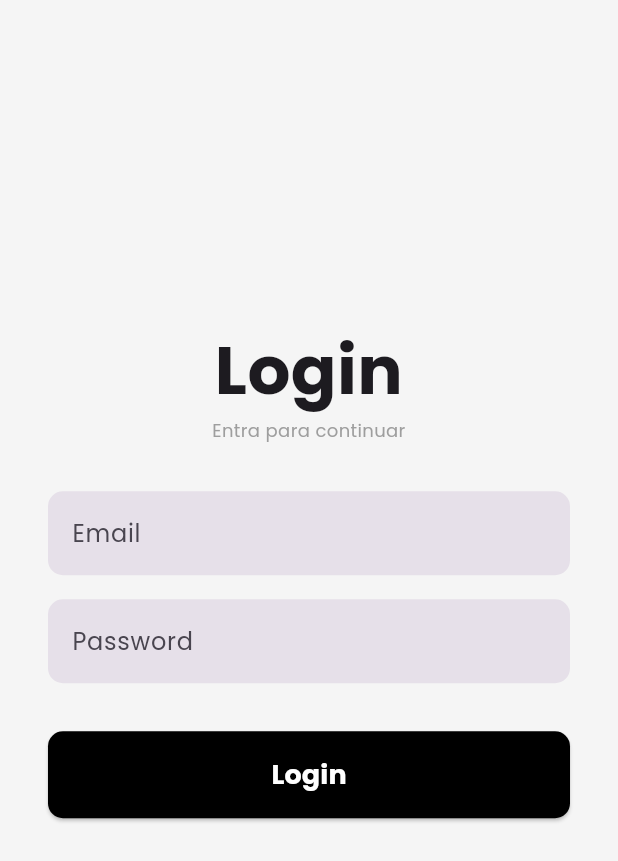
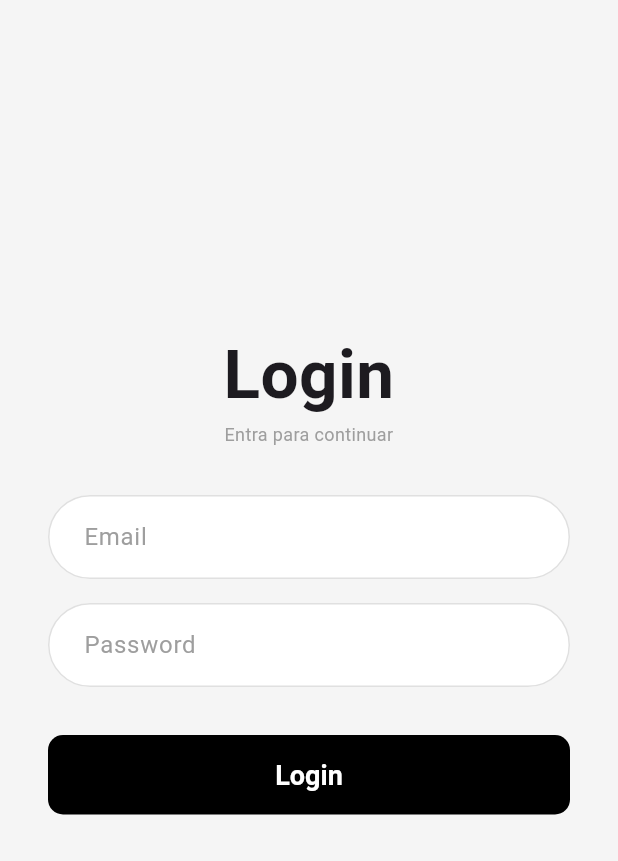
Before and after one commit to lelafieta/luanda_sport_app, a Flutter app: the screen it shows after launch, on a phone screen of 412 x 824 dp. Shown: the top 861 px of the screen. Run offline on Flutter 3.47's test engine with Material 3 defaults, Android fonts, the phone set to English and light mode, and no system bars; drawn by our look-alikes of flutter_form_builder; our stand-ins replace animated_bottom_navigation_bar, bloc, cached_network_image, chat_bubbles, dartz, dio and 18 more; missing offline and left inert: drop_down_list, flex_color_picker, tab_container; accounts and stored records are empty.

Commit message:
Change Material Theme

```diff
--- a/lib/src/config/themes/app_colors.dart
+++ b/lib/src/config/themes/app_colors.dart
@@ -1,24 +1,56 @@
 import 'package:flutter/material.dart';
 
+// class AppColors {
+//   static const Color primary = Color(0xFF238C98); //7e39ec
+//   static const Color primaryVariant = Color(0xFF3700B3);
+//   static const Color scaffoldBackgroundColor = Colors.white;
+//   static const Color secondary = Color(0xFF03DAC6);
+//   static const Color lightWightColor = Color(0xFFF5F5F5);
+//   static const Color secondaryVariant = Color(0xFF018786);
+//   static const Color background = Color(0xFFFFFFFF);
+//   static const Color surface = Color(0xFFFFFFFF);
+//   static const Color error = Color(0xFFB00020);
+//   static const Color onPrimary = Color(0xFFFFFFFF);
+//   static const Color onSecondary = Color(0xFFFFFFFF);
+//   static const Color onBackground = Color(0xFF1C1B1F);
+//   static const Color onSurface = Color(0xFF1C1B1F);
+//   static const Color onError = Color(0xFFFFFFFF);
+//   static const Color shadow = Color(0x33000000);
+//   static const Color divider = Color(0xFFE0E0E0);
+//   static const Color transparent = Color(0x00000000);
+//   static const Color white = Color(0xFFFFFFFF);
+//   static const Color black = Color(0xFF000000);
+//   static const Color color = Color.fromARGB(255, 70, 70, 70);
+// }
+
 class AppColors {
-  static const Color primary = Color(0xFF238C98); //7e39ec
-  static const Color primaryVariant = Color(0xFF3700B3);
-  static const Color scaffoldBackgroundColor = Colors.white;
-  static const Color secondary = Color(0xFF03DAC6);
+  // Azul primário (Pantone Blue)
+  static const Color white = Color(0xFFFFFFFF);
+  static const Color primary = Color(0xFF051DA0);
+  static const Color black = Color(0xFF000000);
   static const Color lightWightColor = Color(0xFFF5F5F5);
-  static const Color secondaryVariant = Color(0xFF018786);
-  static const Color background = Color(0xFFFFFFFF);
-  static const Color surface = Color(0xFFFFFFFF);
-  static const Color error = Color(0xFFB00020);
-  static const Color onPrimary = Color(0xFFFFFFFF);
-  static const Color onSecondary = Color(0xFFFFFFFF);
-  static const Color onBackground = Color(0xFF1C1B1F);
-  static const Color onSurface = Color(0xFF1C1B1F);
-  static const Color onError = Color(0xFFFFFFFF);
   static const Color shadow = Color(0x33000000);
-  static const Color divider = Color(0xFFE0E0E0);
-  static const Color transparent = Color(0x00000000);
-  static const Color white = Color(0xFFFFFFFF);
-  static const Color black = Color(0xFF000000);
-  static const Color color = Color.fromARGB(255, 70, 70, 70);
+
+  static const blue100 = Color(0xFF051DA0);
+  static const blue80 = Color(0xFF374AB3);
+  static const blue60 = Color(0xFF6977C6);
+  static const blue40 = Color(0xFF9BA5D9);
+  static const blue20 = Color(0xFFCDD2EC);
+  static const blue10 = Color(0xFFE6E9F6);
+  static const blue5 = Color(0xFFF2F3FA);
+
+  // Neutros
+  static const neutral900 = Color(0xFF0F1928);
+  static const neutral800 = Color(0xFF27303E);
+  static const neutral700 = Color(0xFF3F4753);
+  static const neutral600 = Color(0xFF6F757E);
+  static const neutral500 = Color(0xFF9FA3A9);
+  static const neutral300 = Color(0xFFCFD1D4);
+  static const neutral200 = Color(0xFFE7E8E9);
+
+  static const LinearGradient primaryGradient = LinearGradient(
+    colors: [Color(0xFF051DA0), Color(0xFF1530e7)],
+    begin: Alignment.centerLeft,
+    end: Alignment.centerRight,
+  );
 }
--- a/lib/src/config/themes/app_theme.dart
+++ b/lib/src/config/themes/app_theme.dart
@@ -167,33 +167,121 @@ import 'package:luanda_sport_app/src/config/themes/app_colors.dart';
 import 'package:luanda_sport_app/src/core/strings/app_strings.dart';
 
 class AppTheme {
+  // static ThemeData get lightTheme => ThemeData(
+  //       primaryColor: AppColors.primary,
+  //       useMaterial3: true,
+  //       scaffoldBackgroundColor: AppColors.scaffoldBackgroundColor,
+  //       fontFamily: AppStrings.fontFamily,
+  //       brightness: Brightness.light,
+  //       bottomNavigationBarTheme: BottomNavigationBarThemeData(
+  //         backgroundColor: Colors.white,
+  //         elevation: 2.h,
+  //       ),
+  //       elevatedButtonTheme: ElevatedButtonThemeData(
+  //         style: ElevatedButton.styleFrom(
+  //           backgroundColor: AppColors.primary,
+  //           foregroundColor: AppColors.lightWightColor,
+  //         ),
+  //       ),
+  //     );
+
+  // static ThemeData get darkTheme => ThemeData(
+  //       primaryColor: AppColors.primary,
+  //       useMaterial3: true,
+  //       scaffoldBackgroundColor: Colors.black,
+  //       fontFamily: AppStrings.fontFamily,
+  //       brightness: Brightness.dark,
+  //       bottomNavigationBarTheme: BottomNavigationBarThemeData(
+  //         backgroundColor: Colors.black,
+  //         elevation: 2.h,
+  //       ),
+  //     );
+
   static ThemeData get lightTheme => ThemeData(
-        primaryColor: AppColors.primary,
-        useMaterial3: true,
-        scaffoldBackgroundColor: AppColors.scaffoldBackgroundColor,
-        fontFamily: AppStrings.fontFamily,
         brightness: Brightness.light,
-        bottomNavigationBarTheme: BottomNavigationBarThemeData(
-          backgroundColor: Colors.white,
-          elevation: 2.h,
+        primaryColor: const Color(0xFF051DA0), // cor de foco e ícones
+        scaffoldBackgroundColor: Colors.white,
+
+        // Estilo dos campos de texto (TextField / FormBuilderTextField)
+        inputDecorationTheme: InputDecorationTheme(
+          filled: true,
+          fillColor: Colors.white,
+          contentPadding:
+              const EdgeInsets.symmetric(horizontal: 20, vertical: 16),
+          border: OutlineInputBorder(
+            borderRadius: BorderRadius.circular(30),
+            borderSide: const BorderSide(color: Color(0xFFE0E0E0)),
+          ),
+          enabledBorder: OutlineInputBorder(
+            borderRadius: BorderRadius.circular(30),
+            borderSide: const BorderSide(color: Color(0xFFE0E0E0)),
+          ),
+          focusedBorder: OutlineInputBorder(
+            borderRadius: BorderRadius.circular(30),
+            borderSide: const BorderSide(color: Color(0xFF051DA0), width: 1.8),
+          ),
+          labelStyle: const TextStyle(color: Color(0xFF051DA0)),
+          hintStyle: const TextStyle(color: Colors.grey),
+          prefixIconColor: Color(0xFF051DA0),
         ),
+
+        // Botão padrão (substituiremos a cor por gradiente manualmente)
         elevatedButtonTheme: ElevatedButtonThemeData(
           style: ElevatedButton.styleFrom(
-            backgroundColor: AppColors.primary,
-            foregroundColor: AppColors.lightWightColor,
+            elevation: 0,
+            padding: const EdgeInsets.symmetric(vertical: 16),
+            textStyle:
+                const TextStyle(fontSize: 16, fontWeight: FontWeight.bold),
+            shape:
+                RoundedRectangleBorder(borderRadius: BorderRadius.circular(30)),
+            foregroundColor: Colors.white,
+            backgroundColor: Colors.transparent, // gradiente manualmente
+            shadowColor: Colors.transparent,
           ),
         ),
       );
 
   static ThemeData get darkTheme => ThemeData(
-        primaryColor: AppColors.primary,
-        useMaterial3: true,
-        scaffoldBackgroundColor: Colors.black,
-        fontFamily: AppStrings.fontFamily,
-        brightness: Brightness.dark,
-        bottomNavigationBarTheme: BottomNavigationBarThemeData(
-          backgroundColor: Colors.black,
-          elevation: 2.h,
+        brightness: Brightness.light,
+        primaryColor: const Color(0xFF051DA0), // cor de foco e ícones
+        scaffoldBackgroundColor: Colors.white,
+
+        // Estilo dos campos de texto (TextField / FormBuilderTextField)
+        inputDecorationTheme: InputDecorationTheme(
+          filled: true,
+          fillColor: Colors.white,
+          contentPadding:
+              const EdgeInsets.symmetric(horizontal: 20, vertical: 16),
+          border: OutlineInputBorder(
+            borderRadius: BorderRadius.circular(30),
+            borderSide: const BorderSide(color: Color(0xFFE0E0E0)),
+          ),
+          enabledBorder: OutlineInputBorder(
+            borderRadius: BorderRadius.circular(30),
+            borderSide: const BorderSide(color: Color(0xFFE0E0E0)),
+          ),
+          focusedBorder: OutlineInputBorder(
+            borderRadius: BorderRadius.circular(30),
+            borderSide: const BorderSide(color: Color(0xFF051DA0), width: 1.8),
+          ),
+          labelStyle: const TextStyle(color: Color(0xFF051DA0)),
+          hintStyle: const TextStyle(color: Colors.grey),
+          prefixIconColor: Color(0xFF051DA0),
+        ),
+
+        // Botão padrão (substituiremos a cor por gradiente manualmente)
+        elevatedButtonTheme: ElevatedButtonThemeData(
+          style: ElevatedButton.styleFrom(
+            elevation: 0,
+            padding: const EdgeInsets.symmetric(vertical: 16),
+            textStyle:
+                const TextStyle(fontSize: 16, fontWeight: FontWeight.bold),
+            shape:
+                RoundedRectangleBorder(borderRadius: BorderRadius.circular(30)),
+            foregroundColor: Colors.white,
+            backgroundColor: Colors.transparent, // gradiente manualmente
+            shadowColor: Colors.transparent,
+          ),
         ),
       );
 }
--- a/lib/src/features/adepts/presentation/pages/adept_home_page.dart
+++ b/lib/src/features/adepts/presentation/pages/adept_home_page.dart
@@ -70,7 +70,7 @@ class _AdeptHomePageState extends State<AdeptHomePage> {
                               color: Colors.grey.withOpacity(.2),
                               borderRadius: BorderRadius.circular(100),
                               border: Border.all(
-                                color: AppColors.color.withOpacity(.4),
+                                // color: AppColors.color.withOpacity(.4),
                                 width: 1,
                               ),
                             ),
@@ -140,7 +140,7 @@ class _AdeptHomePageState extends State<AdeptHomePage> {
                                         SvgPicture.asset(
                                           AppIcons.calendar,
                                           width: 16,
-                                          color: AppColors.color,
+                                          // color: AppColors.color,
                                         ),
                                         const SizedBox(
                                           width: 5,
@@ -152,7 +152,7 @@ class _AdeptHomePageState extends State<AdeptHomePage> {
                                         SvgPicture.asset(
                                           AppIcons.siteAlt,
                                           width: 16,
-                                          color: AppColors.color,
+                                          // color: AppColors.color,
                                         ),
                                         const SizedBox(
                                           width: 5,
--- a/lib/src/features/competitions/presentation/pages/my_competition_details_page.dart
+++ b/lib/src/features/competitions/presentation/pages/my_competition_details_page.dart
@@ -1449,7 +1449,7 @@ class _MyCompetitionDetailsPageState extends State<MyCompetitionDetailsPage>
                           SvgPicture.asset(
                             AppIcons.calendar,
                             width: 16,
-                            color: AppColors.color,
+                            // color: AppColors.color,
                           ),
                           const SizedBox(
                             width: 5,
@@ -1461,7 +1461,7 @@ class _MyCompetitionDetailsPageState extends State<MyCompetitionDetailsPage>
                           SvgPicture.asset(
                             AppIcons.siteAlt,
                             width: 16,
-                            color: AppColors.color,
+                            // color: AppColors.color,
                           ),
                           const SizedBox(
                             width: 5,
--- a/lib/src/features/game_on/presentation/menu_page.dart
+++ b/lib/src/features/game_on/presentation/menu_page.dart
@@ -179,7 +179,7 @@ class _MenuPageState extends State<MenuPage> {
                 horizontal: 15,
               ),
               decoration: BoxDecoration(
-                color: AppColors.error,
+                // color: AppColors.error,
                 borderRadius: BorderRadius.circular(10),
               ),
               child: const Text(
--- a/lib/src/features/organizers/presentation/pages/organizer_details_page.dart
+++ b/lib/src/features/organizers/presentation/pages/organizer_details_page.dart
@@ -67,7 +67,7 @@ class _OrganizerDetailsPageState extends State<OrganizerDetailsPage> {
                             padding: const EdgeInsets.all(8.0),
                             icon: const Icon(
                               Icons.arrow_back,
-                              color: AppColors.black,
+                              // color: AppColors.black,
                             ),
                             onPressed: () {
                               // Navigator.of(context).pop();
--- a/lib/src/features/teams/presentation/pages/team_deatils_page.dart
+++ b/lib/src/features/teams/presentation/pages/team_deatils_page.dart
@@ -1863,7 +1863,7 @@ class _TeamDetailsPageState extends State<TeamDetailsPage>
                           SvgPicture.asset(
                             AppIcons.calendar,
                             width: 16,
-                            color: AppColors.color,
+                            // color: AppColors.color,
                           ),
                           const SizedBox(
                             width: 5,
@@ -1875,7 +1875,7 @@ class _TeamDetailsPageState extends State<TeamDetailsPage>
                           SvgPicture.asset(
                             AppIcons.siteAlt,
                             width: 16,
-                            color: AppColors.color,
+                            // color: AppColors.color,
                           ),
                           const SizedBox(
                             width: 5,
```
Also changed, not shown: lib/src/config/routes/app_text_styles.dart (added, +12 -0 lines), lib/src/core/utils/gradient_button_widget.dart (added, +35 -0 lines), lib/src/features/competitions/presentation/pages/my_competion_details_page.dart (+85 -84 lines), 1 other file.
